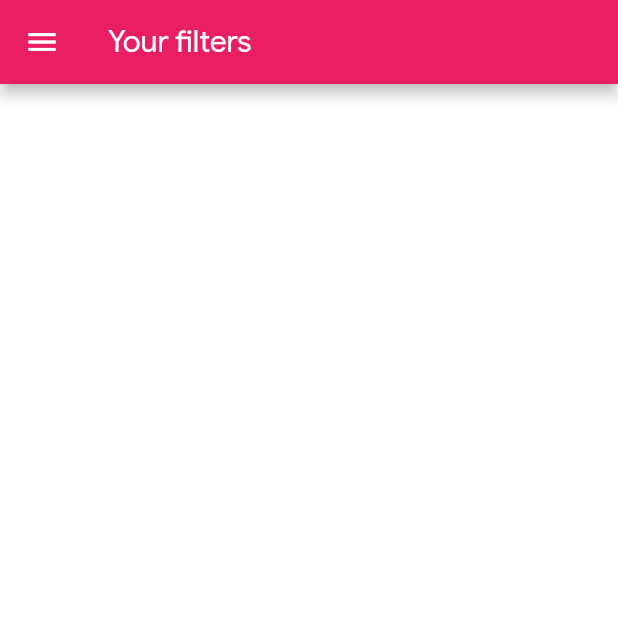
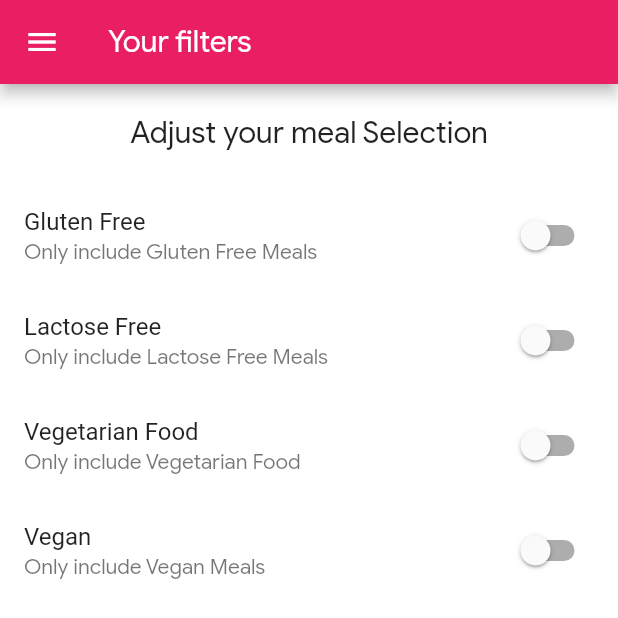
Before and after one commit to Amitpatil215/Dinner-Time, a Flutter app: the FiltersScreen screen opened by its route, on a phone screen of 412 x 824 dp. Shown: the top 618 px of the screen. Run offline on Flutter 3.47's test engine with Material 2 defaults, Android fonts, the phone set to English and light mode, and no system bars.

Commit message:
Adding Filter Switches UI

```diff
--- a/lib/screens/filters_screen.dart
+++ b/lib/screens/filters_screen.dart
@@ -1,7 +1,38 @@
 import 'package:flutter/material.dart';
 import '../screens/main_drawer.dart';
 
-class FiltersScreen extends StatelessWidget {
+class FiltersScreen extends StatefulWidget {
+  @override
+  _FiltersScreenState createState() => _FiltersScreenState();
+}
+
+class _FiltersScreenState extends State<FiltersScreen> {
+  var _glutenFree = false;
+  var _vegetarian = false;
+  var _vegan = false;
+  var _lactoseFree = false;
+
+  Widget _filterList({
+    String title,
+    String description,
+    bool curValue,
+    Function updateValue,
+  }) {
+    return Container(
+      height: 70,
+      child: ListView(
+        children: <Widget>[
+          SwitchListTile(
+            title: Text(title),
+            subtitle: Text(description),
+            value: curValue,
+            onChanged: updateValue,
+          )
+        ],
+      ),
+    );
+  }
+
   @override
   Widget build(BuildContext context) {
     return Scaffold(
@@ -9,6 +40,53 @@ class FiltersScreen extends StatelessWidget {
         title: Text("Your filters"),
       ),
       drawer: MainDrawer(),
+      body: Column(
+        children: <Widget>[
+          Container(
+            padding: EdgeInsets.all(20),
+            child: Text(
+              "Adjust your meal Selection",
+              style: Theme.of(context).textTheme.headline6,
+            ),
+          ),
+          _filterList(
+              title: "Gluten Free",
+              description: "Only include Gluten Free Meals",
+              curValue: _glutenFree,
+              updateValue: (newValue) {
+                setState(() {
+                  _glutenFree = newValue;
+                });
+              }),
+          _filterList(
+              title: "Lactose Free",
+              description: "Only include Lactose Free Meals",
+              curValue: _lactoseFree,
+              updateValue: (newValue) {
+                setState(() {
+                  _lactoseFree = newValue;
+                });
+              }),
+          _filterList(
+              title: "Vegetarian Food",
+              description: "Only include Vegetarian Food",
+              curValue: _vegetarian,
+              updateValue: (newValue) {
+                setState(() {
+                  _vegetarian = newValue;
+                });
+              }),
+          _filterList(
+              title: "Vegan",
+              description: "Only include Vegan Meals",
+              curValue: _vegan,
+              updateValue: (newValue) {
+                setState(() {
+                  _vegan = newValue;
+                });
+              }),
+        ],
+      ),
     );
   }
 }
```
